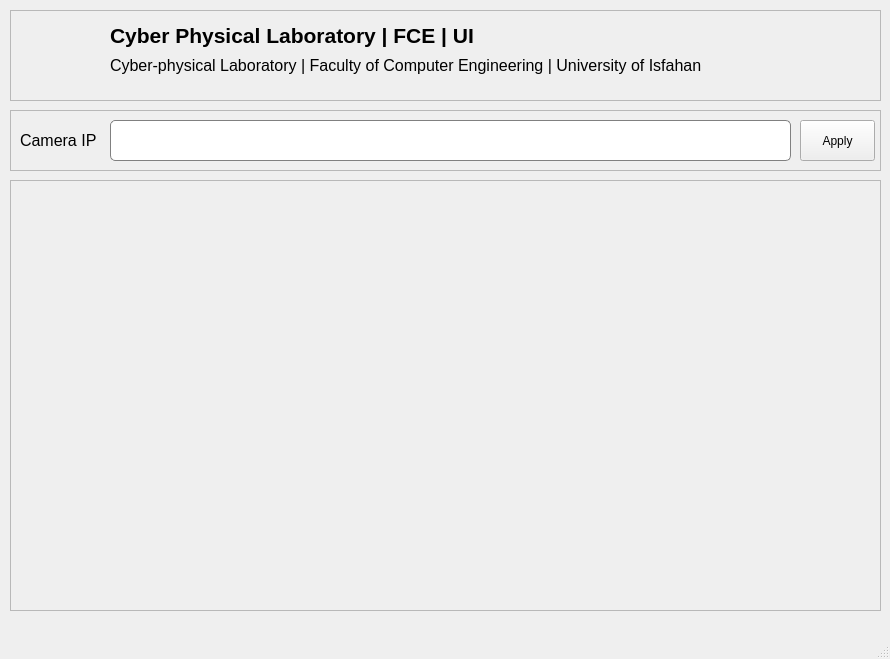
Above: 4-User Interface/untitled/mainwindow.ui from pouriaSameti/industrial-pose-estimation before the change. Below: the same form after it.
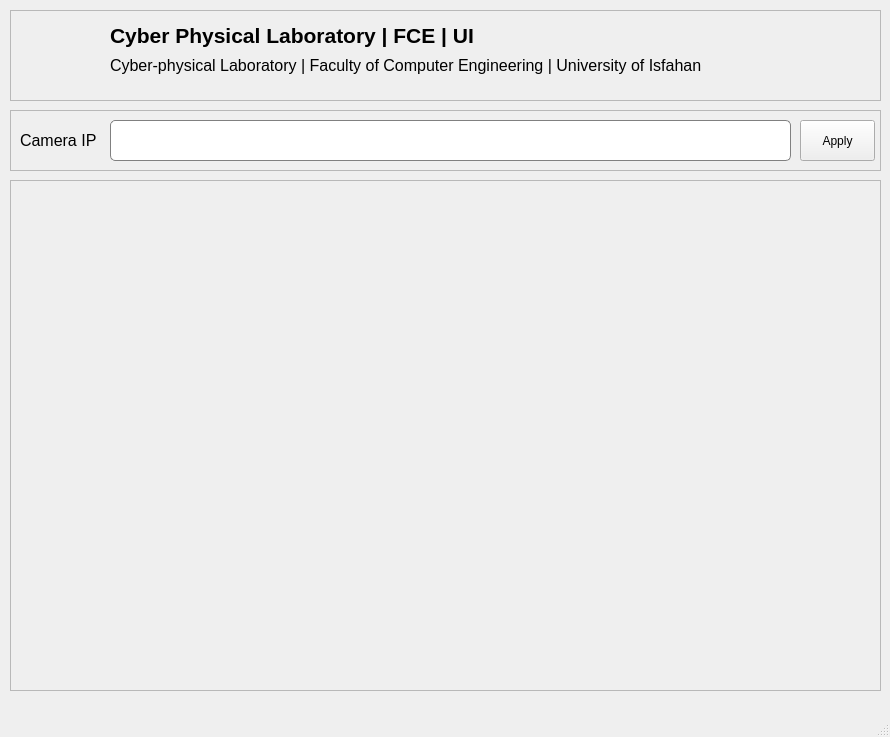
That is the form after the change. Icons and pictures are not drawn.

Commit message: ui -> Add real-time receiving camera frame to ui.

```diff
--- a/4-User Interface/untitled/mainwindow.ui
+++ b/4-User Interface/untitled/mainwindow.ui
@@ -7,7 +7,7 @@
     <x>0</x>
     <y>0</y>
     <width>890</width>
-    <height>659</height>
+    <height>737</height>
    </rect>
   </property>
   <property name="windowTitle">
@@ -163,7 +163,7 @@
       <x>10</x>
       <y>180</y>
       <width>871</width>
-      <height>431</height>
+      <height>511</height>
      </rect>
     </property>
     <property name="frameShape">
@@ -172,6 +172,19 @@
     <property name="frameShadow">
      <enum>QFrame::Shadow::Raised</enum>
     </property>
+    <widget class="QLabel" name="cameraLabel">
+     <property name="geometry">
+      <rect>
+       <x>0</x>
+       <y>0</y>
+       <width>871</width>
+       <height>511</height>
+      </rect>
+     </property>
+     <property name="text">
+      <string/>
+     </property>
+    </widget>
    </widget>
   </widget>
   <widget class="QMenuBar" name="menubar">
```
Left out of the diff: 6 changed lines with no effect on the pictures. The commit also changes 2 other files.
